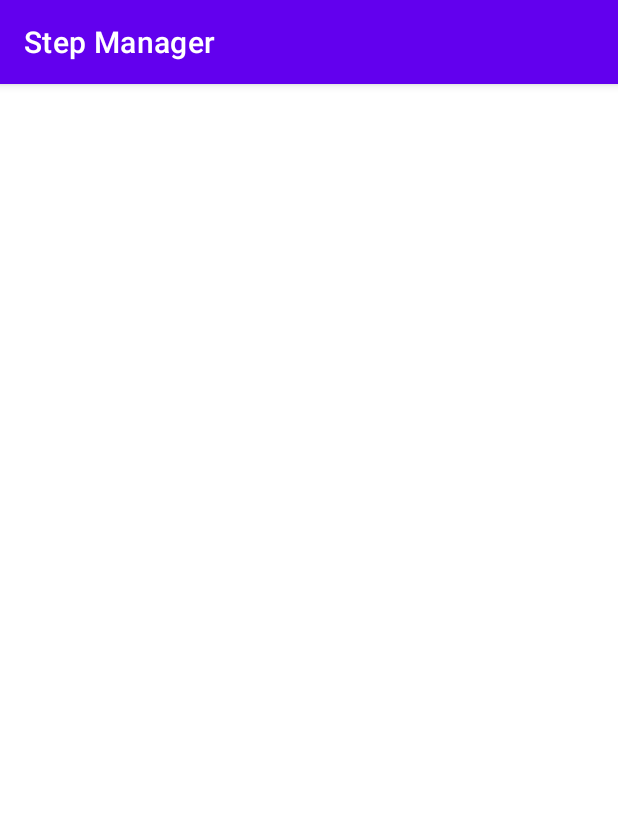
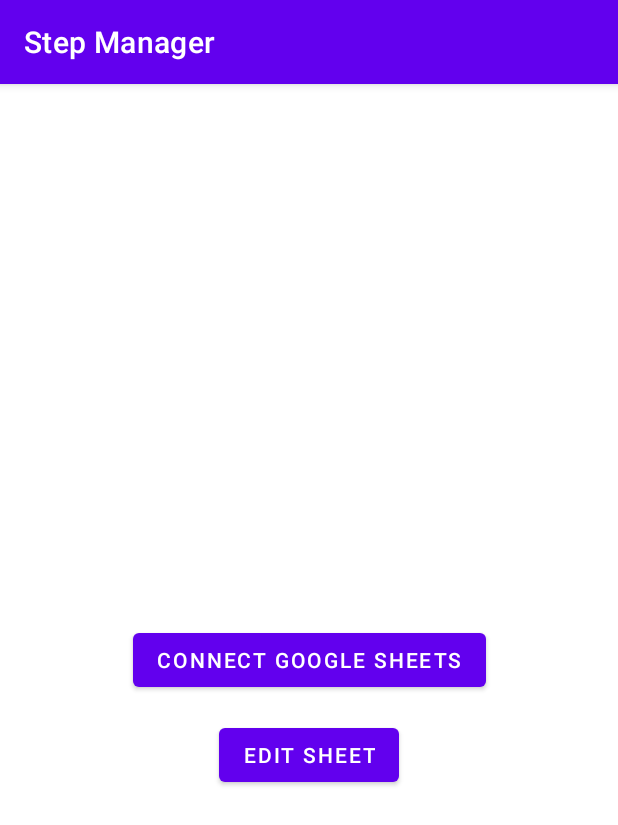
Before and after one commit to Walblues/Step-Manager, an Android app: the screen it shows after launch (MainActivity), on a phone screen of 412 x 824 dp. Shown: the top 825 px of the screen. Run offline under Robolectric (Android 15) with nearby library versions, the phone set to English and light mode, and no system bars; libraries missing offline, so code that uses them is left out: com.samsung.android; 5 statements that could not run were skipped.

Commit message:
Now edits google sheet.

```diff
--- a/app/src/main/java/zastrow/tom/stepmanager/MainActivity.kt
+++ b/app/src/main/java/zastrow/tom/stepmanager/MainActivity.kt
@@ -2,6 +2,7 @@ package zastrow.tom.stepmanager
 
 import android.os.Bundle
 import android.util.Log
+import android.widget.Button
 import androidx.activity.enableEdgeToEdge
 import androidx.appcompat.app.AppCompatActivity
 import androidx.core.view.ViewCompat
@@ -17,15 +18,60 @@ import com.samsung.android.sdk.health.data.HealthDataService
 import com.samsung.android.sdk.health.data.HealthDataStore
 import kotlinx.coroutines.launch
 import java.util.concurrent.TimeUnit
+import androidx.activity.result.contract.ActivityResultContracts
 
 class MainActivity : AppCompatActivity() {
 
     private lateinit var healthDataStore: HealthDataStore
+    private lateinit var googleSheetsAuth: GoogleSheetsAuth
+    private var accessToken: String? = null
+
+    private val authorizationLauncher =
+        registerForActivityResult(
+            ActivityResultContracts.StartIntentSenderForResult()
+        ) { result ->
+            Log.d("MainActivity", "Authorization launcher returned")
+            Log.d("MainActivity", "Result code: ${result.resultCode}")
+
+            try {
+                googleSheetsAuth.onAuthorizationResult(result.data)
+            } catch (e: Exception) {
+                Log.e("MainActivity", "Authorization result processing failed", e)
+            }
+        }
 
     override fun onCreate(savedInstanceState: Bundle?) {
         super.onCreate(savedInstanceState)
         enableEdgeToEdge()
         setContentView(R.layout.activity_main)
+
+        googleSheetsAuth = GoogleSheetsAuth(
+            this,
+            authorizationLauncher
+        ) { token ->
+            Log.d("MainActivity", "Received Google access token")
+            accessToken = token
+        }
+
+        findViewById<Button>(R.id.authorizeGoogleButton)
+            .setOnClickListener {
+                googleSheetsAuth.authorize()
+            }
+
+        findViewById<Button>(R.id.updateSheetButton).setOnClickListener {
+            val token = accessToken
+
+            if (token == null) {
+                Log.e("MainActivity", "Not authorized")
+                return@setOnClickListener
+            }
+
+            lifecycleScope.launch {
+                val success = GoogleSheets.updateCell(token, "B2", 250)
+                Log.d("MainActivity", "Update successful: $success")
+            }
+        }
+
         ViewCompat.setOnApplyWindowInsetsListener(findViewById(R.id.main)) { v, insets ->
             val systemBars = insets.getInsets(WindowInsetsCompat.Type.systemBars())
             v.setPadding(systemBars.left, systemBars.top, systemBars.right, systemBars.bottom)
--- a/app/src/main/res/layout/activity_main.xml
+++ b/app/src/main/res/layout/activity_main.xml
@@ -7,4 +7,25 @@
     android:layout_height="match_parent"
     tools:context=".MainActivity">
 
+    <Button
+        android:id="@+id/authorizeGoogleButton"
+        android:layout_width="wrap_content"
+        android:layout_height="wrap_content"
+        android:text="Connect Google Sheets"
+        app:layout_constraintBottom_toBottomOf="parent"
+        app:layout_constraintEnd_toEndOf="parent"
+        app:layout_constraintStart_toStartOf="parent"
+        app:layout_constraintTop_toTopOf="parent" />
+
+    <Button
+        android:id="@+id/updateSheetButton"
+        android:layout_width="wrap_content"
+        android:layout_height="wrap_content"
+        android:text="Edit Sheet"
+        app:layout_constraintBottom_toBottomOf="parent"
+        app:layout_constraintEnd_toEndOf="parent"
+        app:layout_constraintStart_toStartOf="parent"
+        app:layout_constraintTop_toBottomOf="@+id/authorizeGoogleButton"
+        app:layout_constraintVertical_bias="0.05" />
+
 </androidx.constraintlayout.widget.ConstraintLayout>
--- a/gradle/libs.versions.toml
+++ b/gradle/libs.versions.toml
@@ -12,6 +12,7 @@ lifecycleRuntimeKtx = "2.11.0"
 material = "1.14.0"
 activity = "1.13.0"
 constraintlayout = "2.2.2"
+playServicesAuth = "22.0.0"
 workRuntime = "2.12.0"
 
 [libraries]
@@ -27,6 +28,7 @@ kotlinx-coroutines-android = { module = "org.jetbrains.kotlinx:kotlinx-coroutine
 material = { group = "com.google.android.material", name = "material", version.ref = "material" }
 androidx-activity = { group = "androidx.activity", name = "activity", version.ref = "activity" }
 androidx-constraintlayout = { group = "androidx.constraintlayout", name = "constraintlayout", version.ref = "constraintlayout" }
+play-services-auth = { module = "com.google.android.gms:play-services-auth", version.ref = "playServicesAuth" }
 
 [plugins]
 android-application = { id = "com.android.application", version.ref = "agp" }
```
Also changed, not shown: app/build.gradle.kts (+15 -4 lines), app/src/main/java/zastrow/tom/stepmanager/GoogleSheets.kt (added, +80 -0 lines), app/src/main/java/zastrow/tom/stepmanager/GoogleSheetsAuth.kt (added, +102 -0 lines), 1 other file.
